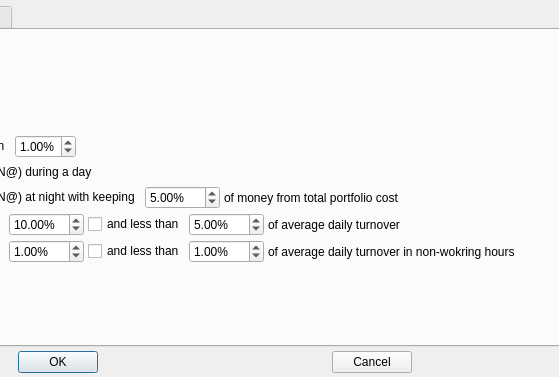
First picture: the form in app/src/dialogs/settingsdialog/settingsdialog.ui, repository Gris87/TInvestor, before the edit; both pictures show x 215 to 774 and y 0 to 377 of the 1173 by 377 pixel window.
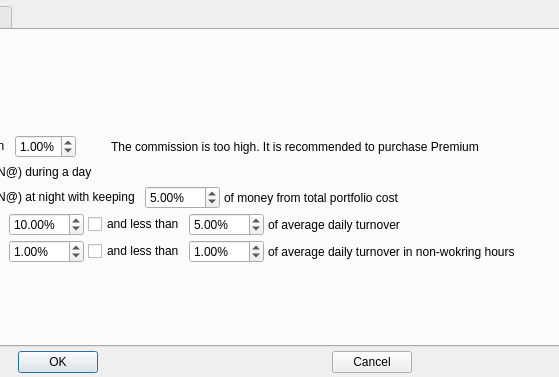
Second picture: the form after the edit. Icons and pictures are not drawn.

Patch:
```diff
--- a/app/src/dialogs/settingsdialog/settingsdialog.ui
+++ b/app/src/dialogs/settingsdialog/settingsdialog.ui
@@ -222,6 +222,47 @@
            </property>
           </widget>
          </item>
+         <item>
+          <widget class="QWidget" name="tradeHugeSpreadCommissionWidget" native="true">
+           <layout class="QHBoxLayout" name="horizontalLayout_11">
+            <property name="spacing">
+             <number>4</number>
+            </property>
+            <property name="leftMargin">
+             <number>20</number>
+            </property>
+            <property name="topMargin">
+             <number>0</number>
+            </property>
+            <property name="rightMargin">
+             <number>0</number>
+            </property>
+            <property name="bottomMargin">
+             <number>0</number>
+            </property>
+            <item>
+             <widget class="QLabel" name="label_2">
+              <property name="sizePolicy">
+               <sizepolicy hsizetype="Maximum" vsizetype="Preferred">
+                <horstretch>0</horstretch>
+                <verstretch>0</verstretch>
+               </sizepolicy>
+              </property>
+              <property name="pixmap">
+               <pixmap resource="../../../Resources.qrc">:/assets/images/warning.png</pixmap>
+              </property>
+             </widget>
+            </item>
+            <item>
+             <widget class="QLabel" name="label_6">
+              <property name="text">
+               <string>The commission is too high. It is recommended to purchase Premium</string>
+              </property>
+             </widget>
+            </item>
+           </layout>
+          </widget>
+         </item>
          <item>
           <spacer name="horizontalSpacer_11">
            <property name="orientation">
```
Left out of the diff: 4 changed lines with no effect on the pictures.
